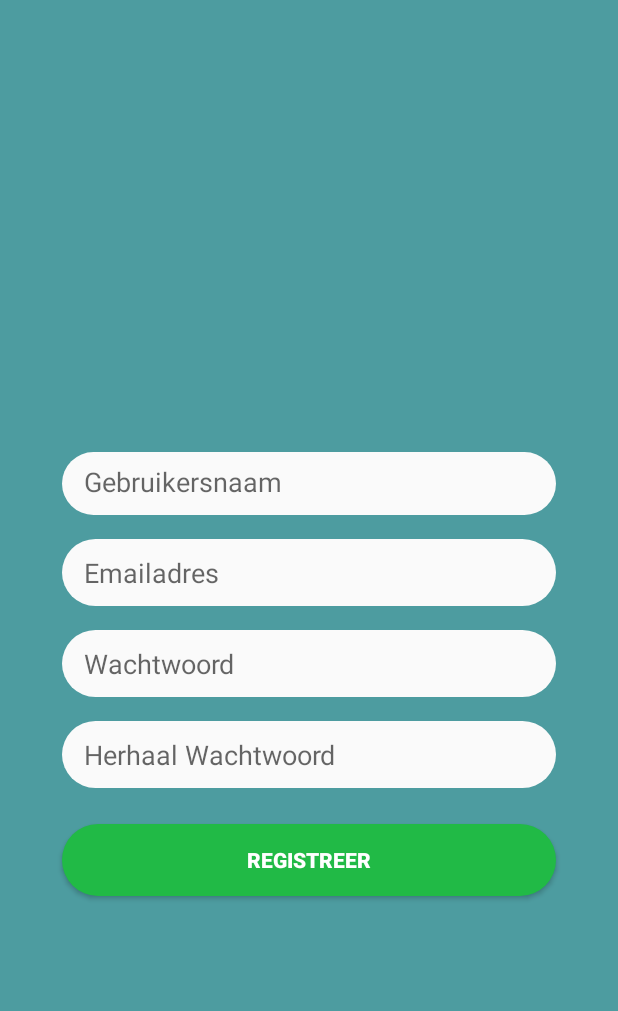
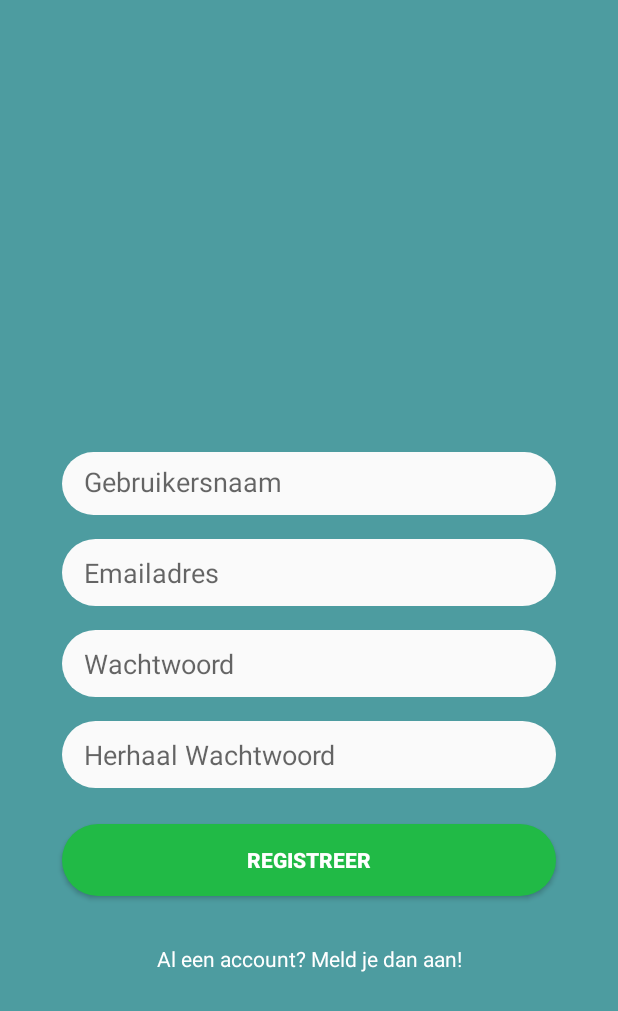
Before and after one commit to brentschets/TheHubAndroid, an Android app: the fragment RegisterFragment shown on its own in the app's theme, on a phone screen of 412 x 824 dp. Shown: the top 1011 px of the screen. Run offline under Robolectric (Android 15) with nearby library versions, the phone set to English and light mode, and no system bars; our stand-ins replace Firebase (no records; nobody signed in at launch, a user with empty details on screens opened directly).

Commit message:
added a little button to go back to login

```diff
--- a/app/src/main/java/brentschets/com/projecthub/fragments/RegisterFragment.kt
+++ b/app/src/main/java/brentschets/com/projecthub/fragments/RegisterFragment.kt
@@ -64,6 +64,10 @@ class RegisterFragment: Fragment() {
         btn_register.setOnClickListener{
             register()
         }
+
+        btn_register_login.setOnClickListener{
+            FragmentUtil.replace(LoginFragment(), requireActivity() as MainActivity)
+        }
     }
 
     /**
--- a/app/src/main/res/layout/fragment_login.xml
+++ b/app/src/main/res/layout/fragment_login.xml
@@ -92,10 +92,8 @@
         android:layout_width="wrap_content"
         android:layout_height="wrap_content"
         android:layout_marginStart="8dp"
-        android:layout_marginLeft="8dp"
-        android:layout_marginTop="16dp"
+        android:layout_marginTop="32dp"
         android:layout_marginEnd="8dp"
-        android:layout_marginRight="8dp"
         android:text="@string/login_register"
         android:textColor="#fff"
         app:layout_constraintEnd_toStartOf="@+id/guideline9"
--- a/app/src/main/res/layout/fragment_register.xml
+++ b/app/src/main/res/layout/fragment_register.xml
@@ -116,5 +116,18 @@
         android:orientation="vertical"
         app:layout_constraintGuide_percent="0.10" />
 
+    <TextView
+        android:id="@+id/btn_register_login"
+        android:layout_width="wrap_content"
+        android:layout_height="wrap_content"
+        android:layout_marginStart="8dp"
+        android:layout_marginTop="32dp"
+        android:layout_marginEnd="8dp"
+        android:text="@string/account_already_account"
+        android:textColor="#fff"
+        app:layout_constraintEnd_toStartOf="@+id/guideline12"
+        app:layout_constraintStart_toStartOf="@+id/guideline11"
+        app:layout_constraintTop_toBottomOf="@+id/btn_register" />
+
 
 </android.support.constraint.ConstraintLayout>
--- a/app/src/main/res/values/strings.xml
+++ b/app/src/main/res/values/strings.xml
@@ -14,10 +14,13 @@
     <string name="login_email">Emailadres</string>
     <string name="login_password">Wachtwoord</string>
     <string name="login_login">Aanmelden</string>
-    <string name="login_register">Nog geen account, registreer u dan hier</string>
+    <string name="login_register">Nog geen account? Registreer u dan hier!</string>
 
     <!-- plaats post -->
     <string name="place_placemessage">Plaats Bericht</string>
     <string name="place_title">Titel</string>
     <string name="place_message">Bericht</string>
+
+    <!-- registreer -->
+    <string name="account_already_account">Al een account? Meld je dan aan!</string>
 </resources>
```
